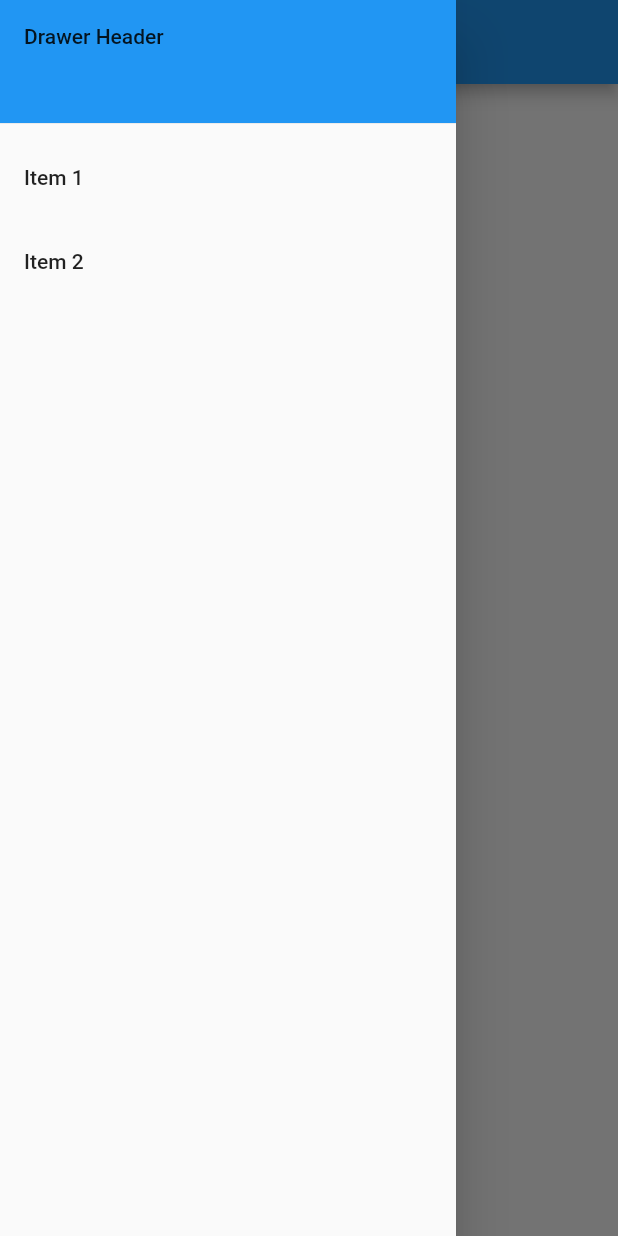
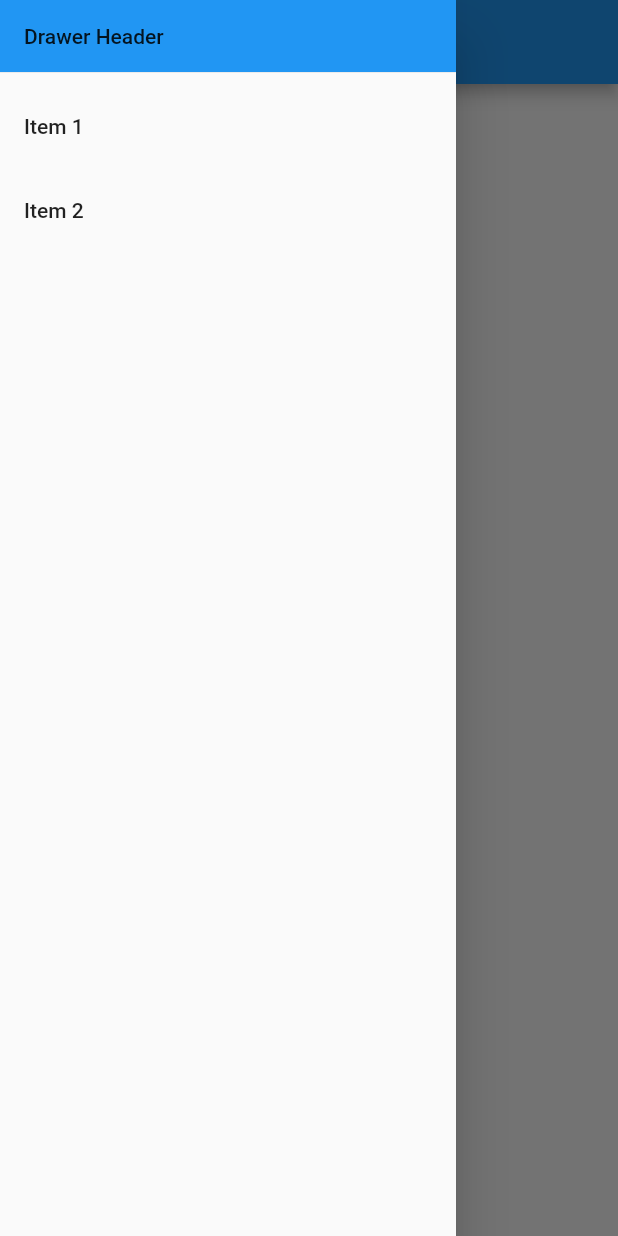
Before and after one commit to faridlab/sandbox-flutter, a Flutter app: the screen it shows after launch, with the side drawer open, on a phone screen of 412 x 824 dp. Run offline on Flutter 3.47's test engine with Material 2 defaults, Android fonts, the phone set to English and light mode, and no system bars.

Commit message:
height drawer

```diff
--- a/lib/main.dart
+++ b/lib/main.dart
@@ -21,8 +21,11 @@ class MyHomePage extends StatelessWidget {
 
   @override
   Widget build(BuildContext context) {
+    AppBar appBar = AppBar(title: Text(title));
+    final double statusBarHeight = MediaQuery.of(context).padding.top;
+
     return Scaffold(
-      appBar: AppBar(title: Text(title)),
+      appBar: appBar,
       body: Center(child: Text('My Page!')),
       drawer: Drawer(
         // Add a ListView to the drawer. This ensures the user can scroll
@@ -33,7 +36,7 @@ class MyHomePage extends StatelessWidget {
           padding: EdgeInsets.zero,
           children: <Widget>[
             Container(
-              height: 90,
+              height: appBar.preferredSize.height + statusBarHeight,
               child: DrawerHeader(
                 child: Text('Drawer Header'),
                 decoration: BoxDecoration(
```
